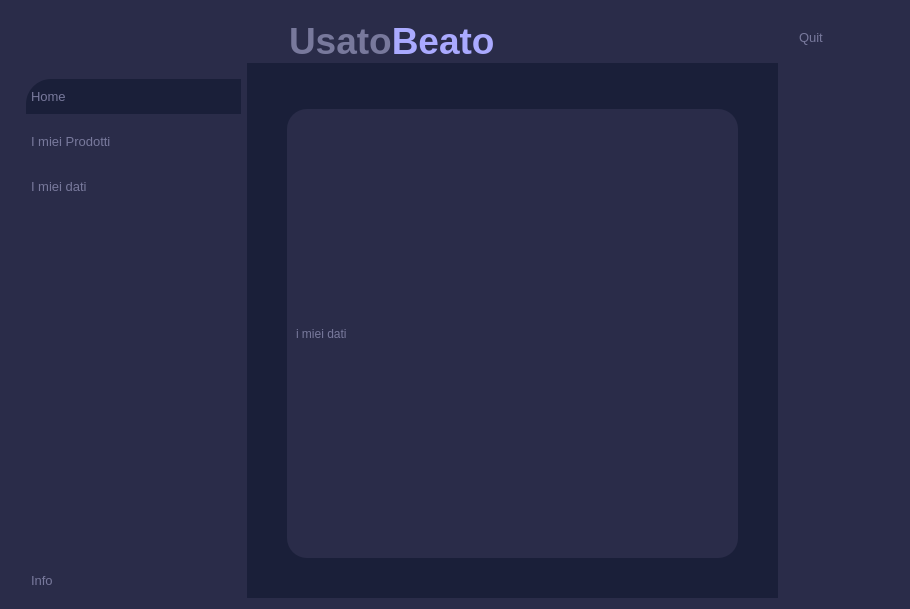
Before: the Qt Designer form NegozioDelUsatoPython/MVC/View/ClienteProprietarioView.ui in LeonUrsu/NegozioDellUsato-ExamIS, drawn with Qt 5.
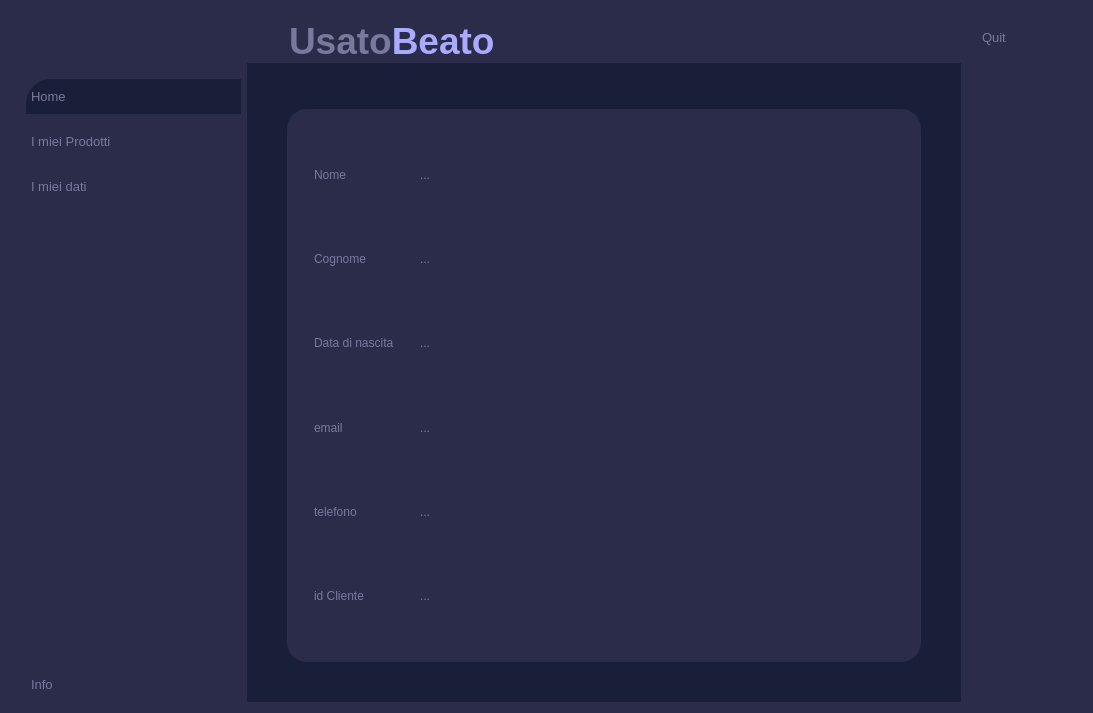
After: the same form once the commit is applied. The open tabs and pages were chosen to show the change. Icons and pictures are not drawn. Custom widgets are drawn as their Qt base class.

Commit message: lavoro al cliente proprietario

Patch:
```diff
--- a/NegozioDelUsatoPython/MVC/View/ClienteProprietarioView.ui
+++ b/NegozioDelUsatoPython/MVC/View/ClienteProprietarioView.ui
@@ -6,8 +6,8 @@
    <rect>
     <x>0</x>
     <y>0</y>
-    <width>910</width>
-    <height>609</height>
+    <width>1093</width>
+    <height>713</height>
    </rect>
   </property>
   <property name="windowTitle">
@@ -850,10 +850,135 @@
            <widget class="QWidget" name="iMieiDati">
             <layout class="QHBoxLayout" name="horizontalLayout_11">
              <item>
-              <widget class="QLabel" name="label">
-               <property name="text">
-                <string>i miei dati</string>
+              <widget class="QFrame" name="frame_8">
+               <property name="frameShape">
+                <enum>QFrame::StyledPanel</enum>
                </property>
+               <property name="frameShadow">
+                <enum>QFrame::Raised</enum>
+               </property>
+               <layout class="QHBoxLayout" name="horizontalLayout_13">
+                <item>
+                 <widget class="QFrame" name="frame_10">
+                  <property name="sizePolicy">
+                   <sizepolicy hsizetype="Preferred" vsizetype="Preferred">
+                    <horstretch>0</horstretch>
+                    <verstretch>0</verstretch>
+                   </sizepolicy>
+                  </property>
+                  <property name="maximumSize">
+                   <size>
+                    <width>100</width>
+                    <height>16777215</height>
+                   </size>
+                  </property>
+                  <property name="frameShape">
+                   <enum>QFrame::StyledPanel</enum>
+                  </property>
+                  <property name="frameShadow">
+                   <enum>QFrame::Raised</enum>
+                  </property>
+                  <layout class="QVBoxLayout" name="verticalLayout_8">
+                   <item>
+                    <widget class="QLabel" name="nome">
+                     <property name="text">
+                      <string>Nome</string>
+                     </property>
+                    </widget>
+                   </item>
+                   <item>
+                    <widget class="QLabel" name="label">
+                     <property name="text">
+                      <string>Cognome</string>
+                     </property>
+                    </widget>
+                   </item>
+                   <item>
+                    <widget class="QLabel" name="label_8">
+                     <property name="text">
+                      <string>Data di nascita</string>
+                     </property>
+                    </widget>
+                   </item>
+                   <item>
+                    <widget class="QLabel" name="label_10">
+                     <property name="text">
+                      <string>email</string>
+                     </property>
+                    </widget>
+                   </item>
+                   <item>
+                    <widget class="QLabel" name="label_9">
+                     <property name="text">
+                      <string>telefono</string>
+                     </property>
+                    </widget>
+                   </item>
+                   <item>
+                    <widget class="QLabel" name="idCliente">
+                     <property name="text">
+                      <string>id Cliente</string>
+                     </property>
+                    </widget>
+                   </item>
+                  </layout>
+                 </widget>
+                </item>
+                <item>
+                 <widget class="QFrame" name="frame_9">
+                  <property name="frameShape">
+                   <enum>QFrame::StyledPanel</enum>
+                  </property>
+                  <property name="frameShadow">
+                   <enum>QFrame::Raised</enum>
+                  </property>
+                  <layout class="QVBoxLayout" name="verticalLayout_11">
+                   <item>
+                    <widget class="QLabel" name="label_12">
+                     <property name="text">
+                      <string>...</string>
+                     </property>
+                    </widget>
+                   </item>
+                   <item>
+                    <widget class="QLabel" name="label_13">
+                     <property name="text">
+                      <string>...</string>
+                     </property>
+                    </widget>
+                   </item>
+                   <item>
+                    <widget class="QLabel" name="label_14">
+                     <property name="text">
+                      <string>...</string>
+                     </property>
+                    </widget>
+                   </item>
+                   <item>
+                    <widget class="QLabel" name="label_15">
+                     <property name="text">
+                      <string>...</string>
+                     </property>
+                    </widget>
+                   </item>
+                   <item>
+                    <widget class="QLabel" name="label_16">
+                     <property name="text">
+                      <string>...</string>
+                     </property>
+                    </widget>
+                   </item>
+                   <item>
+                    <widget class="QLabel" name="label_17">
+                     <property name="text">
+                      <string>...</string>
+                     </property>
+                    </widget>
+                   </item>
+                  </layout>
+                 </widget>
+                </item>
+               </layout>
               </widget>
              </item>
             </layout>
```
Left out of the diff: 76 changed lines with no effect on the pictures. The commit also changes 11 other files.
